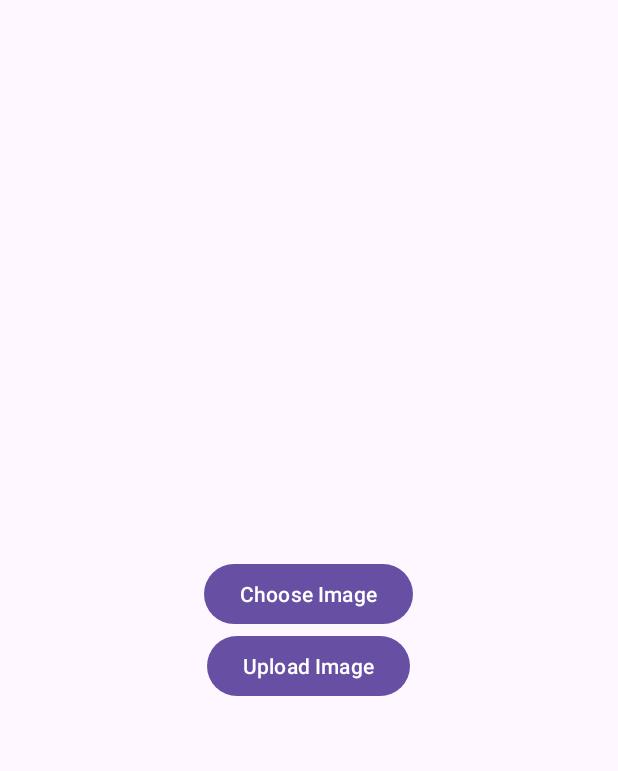
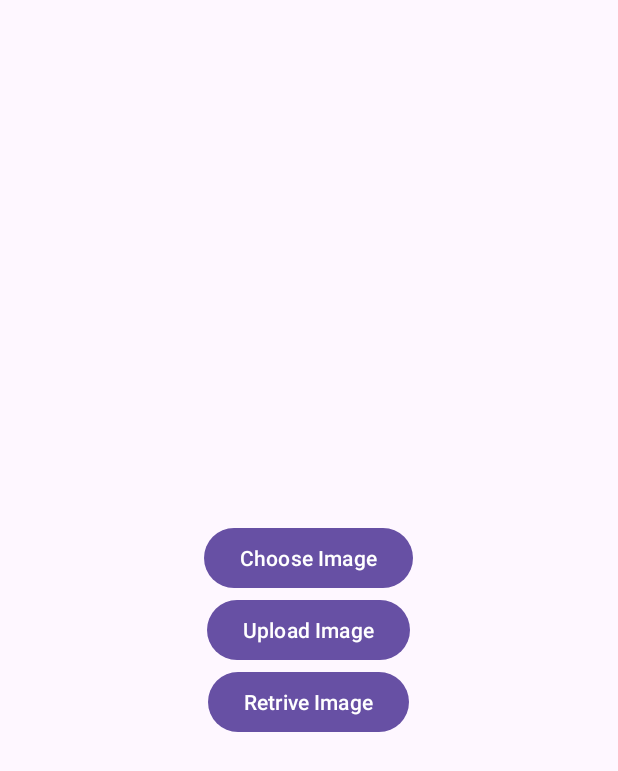
Before and after one commit to AhsanAhmed03/Retrive-Upload-Images-Firebase-Kotlin, an Android app: the screen it shows after launch (MainActivity), on a phone screen of 412 x 824 dp. Shown: the top 771 px of the screen. Run offline under Robolectric (Android 15) with nearby library versions, the phone set to English and light mode, and no system bars; our stand-ins replace Firebase (no records; nobody signed in at launch, a user with empty details on screens opened directly).

Commit message:
Upload/Retrive Images From FireBase

```diff
--- a/app/build.gradle.kts
+++ b/app/build.gradle.kts
@@ -43,6 +43,7 @@ dependencies {
     implementation("com.google.android.material:material:1.9.0")
     implementation("androidx.constraintlayout:constraintlayout:2.1.4")
     implementation("com.google.firebase:firebase-storage-ktx:20.2.1")
+    implementation("com.github.bumptech.glide:glide:4.16.0")
     testImplementation("junit:junit:4.13.2")
     androidTestImplementation("androidx.test.ext:junit:1.1.5")
     androidTestImplementation("androidx.test.espresso:espresso-core:3.5.1")
--- a/app/src/main/res/layout/activity_main.xml
+++ b/app/src/main/res/layout/activity_main.xml
@@ -32,6 +32,12 @@
             android:layout_height="wrap_content"
             android:text="Upload Image"/>
 
+        <Button
+            android:id="@+id/retrive_image"
+            android:layout_width="wrap_content"
+            android:layout_height="wrap_content"
+            android:text="Retrive Image"/>
+
     </LinearLayout>
 
 </RelativeLayout>
```
Also changed, not shown: app/src/main/java/com/example/uploadimgeonfirebase/MainActivity.kt (+53 -15 lines).
